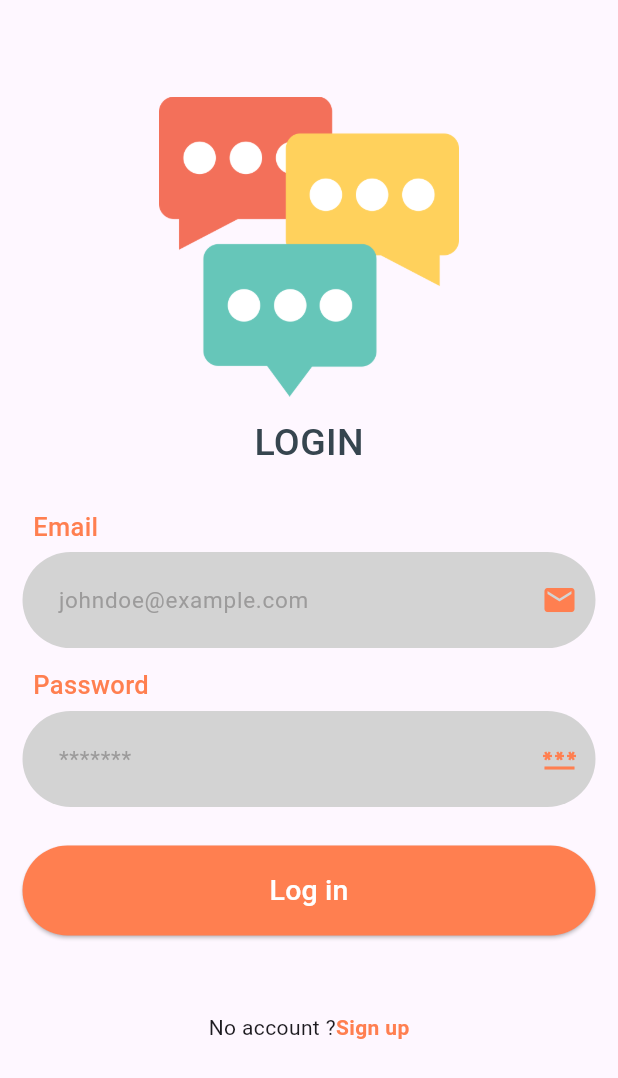
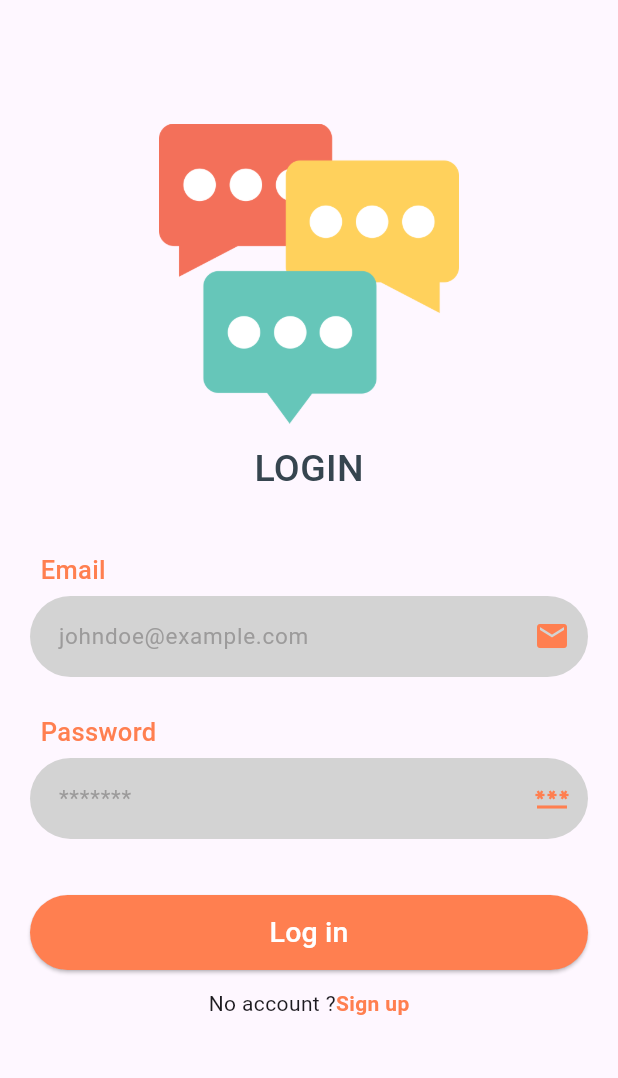
Before and after one commit to salma-elmaghawry/Chat-App, a Flutter app: the screen it shows after launch, on a phone screen of 412 x 824 dp. Shown: the top 1078 px of the screen. Run offline on Flutter 3.47's test engine with Material 3 defaults, Android fonts, the light colour scheme and no system bars.

Commit message:
login page done 2

```diff
--- a/lib/Screens/login_page.dart
+++ b/lib/Screens/login_page.dart
@@ -10,7 +10,8 @@ class loginPage extends StatelessWidget {
     return  Scaffold(
       body: Center(
         child: Padding(
-          padding: const EdgeInsets.symmetric(horizontal: 15.0), // Adjust padding as needed
+
+          padding: const EdgeInsets.all(20), // Adjust padding as needed
           child: Column(
             crossAxisAlignment: CrossAxisAlignment.start,
             children: [
@@ -32,7 +33,7 @@ class loginPage extends StatelessWidget {
                   ),
                 ),
               ),
-              Spacer(flex: 2),
+              Spacer(flex: 3),
               Padding(
                 padding: const EdgeInsets.only(left: 7.0, bottom: 5.0),
                 child: Text('Email', style: TextStyle(fontSize: 17, fontWeight: FontWeight.w500, color: Color(0xffFF7F50))),
@@ -41,7 +42,7 @@ class loginPage extends StatelessWidget {
                 hint: 'johndoe@example.com',
                 suffixIcon: Icon(Icons.email),
               ),
-              Spacer(flex: 1),
+              Spacer(flex: 2),
               Padding(
                 padding: const EdgeInsets.only(left: 7.0, bottom: 5.0),
                 child: Text('Password', style: TextStyle(fontSize: 17, fontWeight: FontWeight.w500, color: Color(0xffFF7F50))),
@@ -51,12 +52,12 @@ class loginPage extends StatelessWidget {
                 hint: '*******',
                 suffixIcon: Icon(Icons.password_sharp),
               ),
-              Spacer(flex: 2),
+              Spacer(flex: 3),
               SizedBox(
                 child: button(),
                 width: double.infinity,
               ),
-              Spacer(flex: 4),
+              Spacer(flex: 1),
               Row(
                 mainAxisAlignment: MainAxisAlignment.center,
                 children: [
--- a/lib/widgets/button.dart
+++ b/lib/widgets/button.dart
@@ -8,7 +8,7 @@ class button extends StatelessWidget {
     return ElevatedButton(
                   style: ElevatedButton.styleFrom(
                     primary: Color(0xffFF7F50),
-                    minimumSize: Size(double.infinity, 60),
+                    minimumSize: Size(double.infinity, 50),
                     shape: RoundedRectangleBorder(
                       borderRadius: BorderRadius.circular(50),
                     ),
--- a/lib/widgets/customTextField.dart
+++ b/lib/widgets/customTextField.dart
@@ -14,7 +14,8 @@ class customTextField extends StatelessWidget {
     return TextField(
         cursorColor: Color(0xffFF7F50),
       decoration: InputDecoration(
-        contentPadding: const EdgeInsets.symmetric(horizontal: 20, vertical: 20),
+
+        contentPadding: const EdgeInsets.all(15),
         suffixIcon: suffixIcon,
         suffixIconColor: Color(0xffFF7F50),
         hintText: hint,
```
